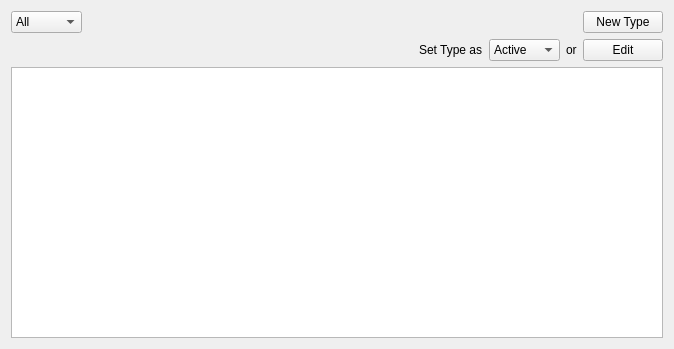
The window that KairosQt/design/AvailableType/AvailableTypeListingWidget.ui (thanhdung96/KairosConsole) describes before a commit, drawn with Qt 5.
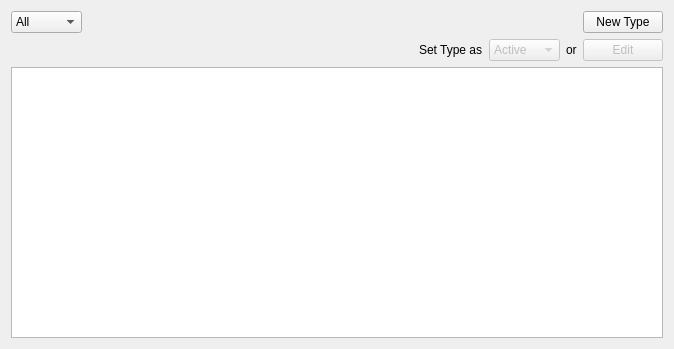
The same window after the commit.

Commit message: Updated holiday, role and type listing widget to switch status combobox on selected row.

```diff
--- a/KairosQt/design/AvailableType/AvailableTypeListingWidget.ui
+++ b/KairosQt/design/AvailableType/AvailableTypeListingWidget.ui
@@ -97,6 +97,9 @@
          </item>
          <item>
           <widget class="QComboBox" name="cbxStatus">
+           <property name="enabled">
+            <bool>false</bool>
+           </property>
            <item>
             <property name="text">
              <string>Active</string>
@@ -118,6 +121,9 @@
          </item>
          <item>
           <widget class="QPushButton" name="btnEdit">
+           <property name="enabled">
+            <bool>false</bool>
+           </property>
            <property name="text">
             <string>Edit</string>
            </property>
```
The commit also changes 14 other files.
